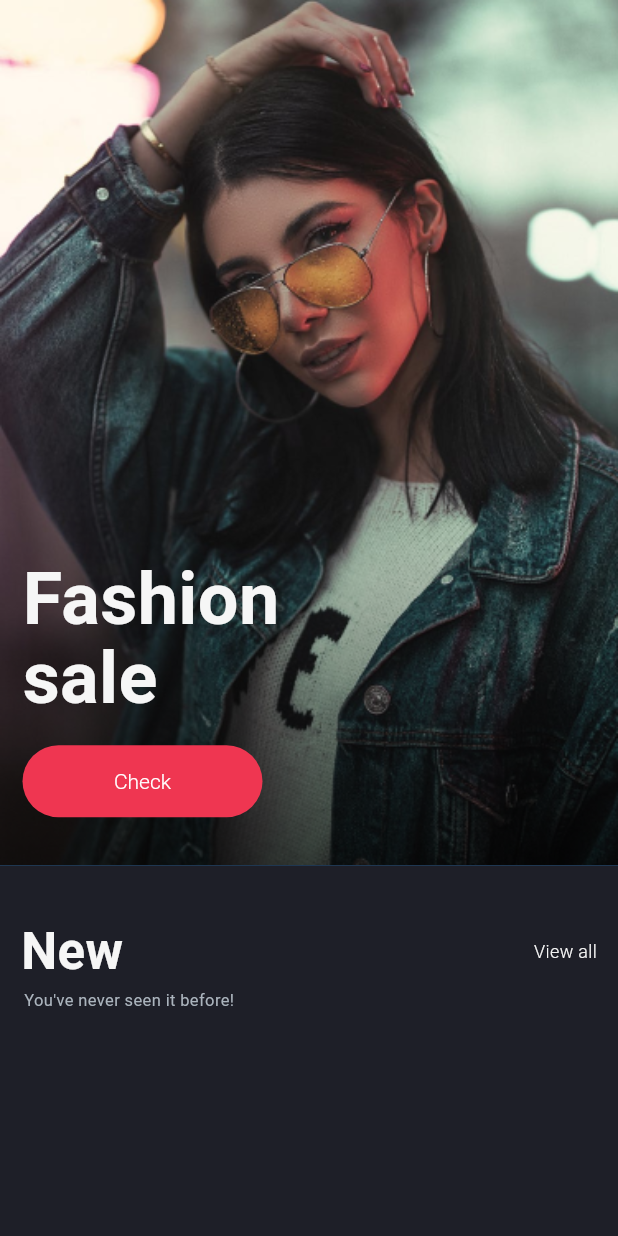
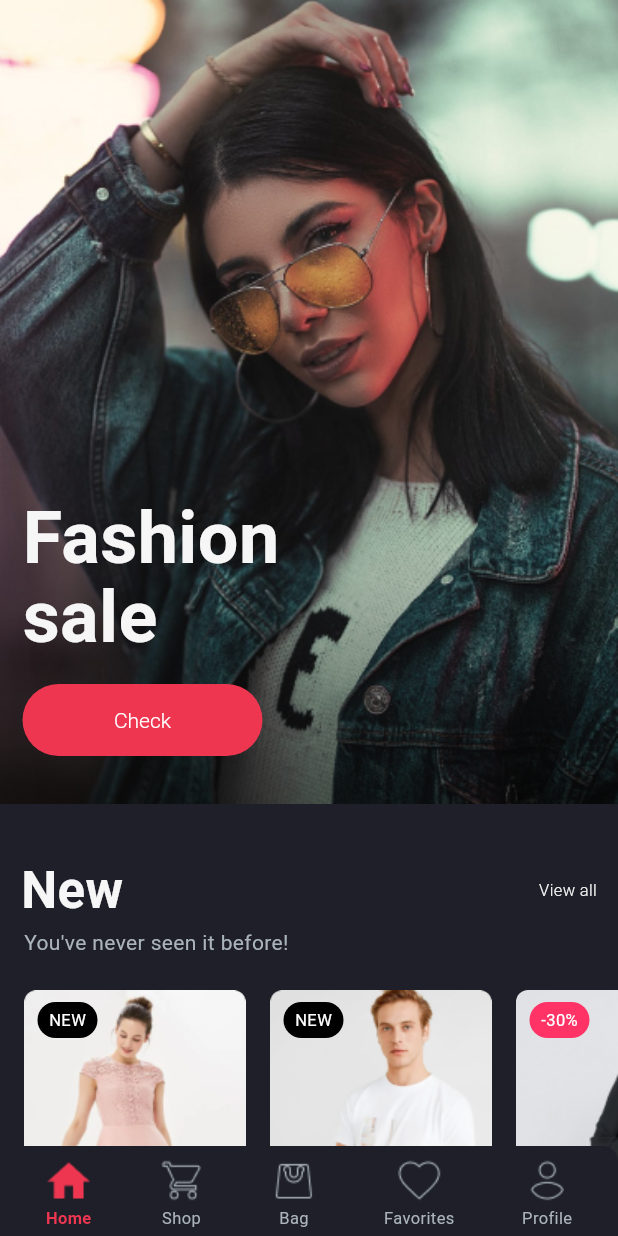
Before and after one commit to kchasiotis/portofolio_e_commerce, a Flutter app: the screen it shows after launch, after a tap on "Home", on a phone screen of 412 x 824 dp. Run offline on Flutter 3.47's test engine with Material 3 defaults, Android fonts, the phone set to English and light mode, and no system bars.

Commit message:
Implements home screen (#5)

```diff
--- /dev/null
+++ b/lib/models/Product.dart
@@ -0,0 +1,18 @@
+class Product {
+  final String label;
+  final String brandName;
+  final String description;
+  final int price;
+  final int? discountPrice;
+  final String image;
+  final int reviewsNumber;
+
+  Product(
+      {required this.label,
+      required this.brandName,
+      required this.description,
+      required this.price,
+      this.discountPrice,
+      required this.image,
+      required this.reviewsNumber});
+}
--- a/lib/pages/home_screen/home.dart
+++ b/lib/pages/home_screen/home.dart
@@ -1,9 +1,44 @@
-// create stateless widget
-import 'package:flutter/cupertino.dart';
 import 'package:flutter/material.dart';
+import 'package:portofolio_e_commerce/pages/product_card/product_card.dart';
 
+import '../../models/Product.dart';
 import '../../widgets/headers.dart';
-import '../../widgets/primary_button.dart';
+
+class MenuItem extends StatelessWidget {
+  const MenuItem(
+      {super.key, required this.icon, required this.title, this.active});
+
+  final String icon;
+  final String title;
+  final bool? active;
+
+  @override
+  Widget build(BuildContext context) {
+    String assetName = icon;
+    assetName += active == true ? '_activated' : '_inactive';
+    assetName += '.png';
+
+    Widget TextWidget;
+    if (active == true) {
+      TextWidget = Text(title,
+            style: TextStyle(
+                fontSize: 11,
+                color: const Color(0xFFEF3651),
+                fontWeight: FontWeight.w600));
+    } else {
+      TextWidget = Text(title,
+            style: TextStyle(fontSize: 11, color: const Color(0xffABB4BD)));
+    }
+
+    return Column(
+      children: [
+        Image.asset('assets/tab_bar/$assetName', width: 30, height: 30),
+        const SizedBox(height: 2),
+        TextWidget
+      ],
+    );
+  }
+}
 
 class Home extends StatelessWidget {
   const Home({super.key});
@@ -14,13 +49,14 @@ class Home extends StatelessWidget {
       /*appBar: AppBar(
         title: Text('Home'),//have a look here https://api.flutter.dev/flutter/services/SystemUiOverlayStyle-class.html
       ),*/
-      body: Column(
+      body: SingleChildScrollView(
+          child: Column(
         children: [
-          Expanded(
-              flex: 7,
+          Container(
+              height: 536, // todo: size dynamically
               child: Stack(children: [
                 Container(
-                  decoration: BoxDecoration(
+                  decoration: const BoxDecoration(
                     image: DecorationImage(
                       image: AssetImage('assets/images/big_banner.png'),
                       fit: BoxFit.cover,
@@ -32,12 +68,12 @@ class Home extends StatelessWidget {
                 Positioned(
                   bottom: 32,
                   child: Padding(
-                    padding: EdgeInsets.only(left: 15),
+                    padding: const EdgeInsets.only(left: 15),
                     child: Column(
                         crossAxisAlignment: CrossAxisAlignment.start,
                         children: [
-                          LargeHeader(title: 'Fashion\nsale'),
-                          SizedBox(height: 18),
+                          const LargeHeader(title: 'Fashion\nsale'),
+                          const SizedBox(height: 18),
                           ElevatedButton(
                             onPressed: null,
                             style: ButtonStyle(
@@ -51,19 +87,17 @@ class Home extends StatelessWidget {
                                     const TextStyle(
                                         fontSize: 14,
                                         fontWeight: FontWeight.w300))),
-                            child: Text('Check'),
+                            child: const Text('Check'),
                           )
                         ]),
                   ),
                 )
               ])),
-          const Expanded(
-            flex: 3,
-            child: Column(
+          Column(
             crossAxisAlignment: CrossAxisAlignment.start,
             children: [
-                SizedBox(height: 33),
-                Padding(
+              const SizedBox(height: 33),
+              const Padding(
                 padding: EdgeInsets.only(left: 14, right: 14),
                 child: Row(
                   mainAxisAlignment: MainAxisAlignment.spaceBetween,
@@ -72,23 +106,101 @@ class Home extends StatelessWidget {
                     Text('View all',
                         style: TextStyle(
                             color: Color(0xffF6F6F6),
-                              fontSize: 12,
+                            fontSize: 11,
                             fontWeight: FontWeight.w300))
                   ],
                 ),
               ),
-                Padding(
+              const Padding(
                 padding: EdgeInsets.only(left: 16),
                 child: Text(
                   'You\'ve never seen it before!',
-                    style: TextStyle(color: Color(0xffABB4BD), fontSize: 11),
+                  style: TextStyle(color: Color(0xffABB4BD)),
                 ),
               ),
+              Padding(
+                padding: const EdgeInsets.only(left: 16, top: 22),
+                child: SingleChildScrollView(
+                    scrollDirection: Axis.horizontal,
+                    child: Row(
+                      children: [
+                        ProductCard(
+                          labelColor: Colors.black,
+                          product: new Product(
+                              image: 'product1.png',
+                              label: 'NEW',
+                              brandName: 'Dorothy Perking',
+                              description: 'Evening Dress',
+                              price: 15,
+                              discountPrice: 12,
+                              reviewsNumber: 0),
+                        ),
+                        const SizedBox(width: 16),
+                        ProductCard(
+                          labelColor: Colors.black,
+                          product: new Product(
+                              image: 'product2.png',
+                              label: 'NEW',
+                              brandName: 'Mango Boy',
+                              description: 'T-Shirt Sailing',
+                              price: 10,
+                              reviewsNumber: 0),
+                        ),
+                        const SizedBox(width: 16),
+                        ProductCard(
+                          labelColor: const Color(0xffFF3365),
+                          product: new Product(
+                              image: 'product3.png',
+                              label: '-30%',
+                              brandName: '&Berries',
+                              description: 'T-Shirt',
+                              price: 55,
+                              discountPrice: 39,
+                              reviewsNumber: 0),
+                        ),
+                        const SizedBox(width: 16),
                       ],
+                    )),
               ),
+              const SizedBox(height: 96),
+            ],
           )
         ],
+      )),
+      bottomNavigationBar: SafeArea(
+          child: Container(
+              height: 60,
+              padding: const EdgeInsets.only(top: 8),
+              decoration: BoxDecoration(
+                  color: Color(0xff1E1F28),
+                  borderRadius: BorderRadius.only(
+                      topLeft: Radius.circular(10),
+                      topRight: Radius.circular(10))),
+              child: const Row(
+                  mainAxisAlignment: MainAxisAlignment.spaceBetween,
+                  children: [
+                    SizedBox(width: 16),
+                    // home
+                    MenuItem(
+                      icon: 'home',
+                      title: 'Home',
+                      active: true,
                     ),
+                    SizedBox(width: 16),
+                    // shop
+                    MenuItem(icon: 'shop', title: 'Shop'),
+                    SizedBox(width: 16),
+                    // bag
+                    MenuItem(icon: 'bag', title: 'Bag'),
+                    SizedBox(width: 16),
+                    // favorites
+                    MenuItem(icon: 'favorites', title: 'Favorites'),
+                    SizedBox(width: 16),
+                    // profile
+                    MenuItem(icon: 'profile', title: 'Profile'),
+                    SizedBox(width: 16),
+                  ]))),
+      extendBody: true, // very important as noted
     );
   }
 }
--- /dev/null
+++ b/lib/pages/product_card/product_card.dart
@@ -0,0 +1,121 @@
+import 'package:flutter/material.dart';
+import 'package:portofolio_e_commerce/models/Product.dart';
+
+class ProductCard extends StatelessWidget {
+  const ProductCard(
+      {super.key, required this.product, required this.labelColor});
+
+  final Product product;
+  final Color labelColor;
+
+  @override
+  Widget build(build) {
+    return Stack(children: [
+      Column(crossAxisAlignment: CrossAxisAlignment.start, children: [
+        // A stack instead of a container would be cleaner
+        Container(
+            alignment: Alignment.topLeft,
+            width: 148,
+            height: 184,
+            decoration: BoxDecoration(
+                borderRadius: BorderRadius.circular(8),
+                image: DecorationImage(
+                  image: AssetImage('assets/images/${product.image}'),
+                  fit: BoxFit.cover,
+                )),
+            child: Padding(
+                padding: const EdgeInsets.only(left: 9, top: 8),
+                child: Container(
+                  alignment: Alignment.center,
+                  decoration: BoxDecoration(
+                      color: labelColor,
+                      borderRadius: BorderRadius.circular(16)),
+                  width: 40,
+                  height: 24,
+                  child: Text(product.label,
+                      style:
+                          const TextStyle(color: Colors.white, fontSize: 11)),
+                ))),
+
+        const SizedBox(height: 7),
+        Row(children: [
+          const Icon(Icons.star, color: Colors.yellow, size: 16),
+          const Icon(Icons.star, color: Colors.yellow, size: 16),
+          const Icon(Icons.star, color: Colors.yellow, size: 16),
+          const Icon(Icons.star, color: Colors.yellow, size: 16),
+          const Icon(Icons.star, color: Colors.yellow, size: 16),
+          const SizedBox(width: 4),
+          Text('(${product.reviewsNumber})',
+              style: const TextStyle(
+                  fontSize: 10,
+                  fontWeight: FontWeight.w300,
+                  color: Color(0xffABB4BD)))
+        ]),
+        const SizedBox(height: 6),
+        Text(product.brandName,
+            style: const TextStyle(
+                fontSize: 11,
+                fontWeight: FontWeight.w300,
+                color: Color(0xffABB4BD))),
+        const SizedBox(height: 5),
+        Text(product.description,
+            style: const TextStyle(
+                fontSize: 16,
+                fontWeight: FontWeight.w500,
+                color: Color(0xffF6F6F6))),
+        const SizedBox(height: 5),
+        ProductPrice(price: product.price, discountPrice: product.discountPrice)
+      ]),
+      Positioned(
+          right: 0,
+          top: 164,
+          child: Material(
+              color: Colors.transparent,
+              child: Ink(
+                decoration: const ShapeDecoration(
+                    color: Color(0xff2A2C36), shape: CircleBorder()),
+                child: IconButton(
+                  onPressed: () {},
+                  icon: const Icon(Icons.favorite_border,
+                      color: Color(0xffABB4BD)),
+                  iconSize: 18,
+                ),
+              ))),
+    ]);
+  }
+}
+
+class ProductPrice extends StatelessWidget {
+  const ProductPrice(
+      {super.key, required this.price, required this.discountPrice});
+
+  final int price;
+  final int? discountPrice;
+
+  @override
+  Widget build(BuildContext context) {
+    if (discountPrice == null) {
+      return Text('${price}\$',
+          style: const TextStyle(
+              fontSize: 16,
+              fontWeight: FontWeight.w500,
+              color: Color(0xffABB4BD)));
+    } else {
+      return Row(children: [
+        Text('${discountPrice}\$',
+            style: const TextStyle(
+                fontSize: 16,
+                fontWeight: FontWeight.w500,
+                decoration: TextDecoration.lineThrough,
+                decorationColor: Color(0xffABB4BD),
+                color: Color(0xffABB4BD))),
+        const SizedBox(width: 4),
+        Text('${price}\$',
+            style: const TextStyle(
+                fontSize: 16,
+                fontWeight: FontWeight.w500,
+                color: Color(0xffFF3E3E)))
+      ]);
+    }
+  }
+}
--- a/pubspec.yaml
+++ b/pubspec.yaml
@@ -62,6 +62,7 @@ flutter:
   assets:
     - assets/icons/
     - assets/images/
+    - assets/tab_bar/
 
     # An image asset can refer to one or more resolution-specific "variants", see
     # https://flutter.dev/assets-and-images/#resolution-aware
```
Also changed, not shown: assets/images/product1.png (added), assets/images/product2.png (added), assets/images/product3.png (added), assets/tab_bar/bag_activated.png (added), assets/tab_bar/bag_inactive.png (added), assets/tab_bar/bag_something_in_inactive.png (added), assets/tab_bar/favorites_activated.png (added), assets/tab_bar/favorites_inactive.png (added), assets/tab_bar/home_activated.png (added), assets/tab_bar/home_inactive.png (added), assets/tab_bar/profile_activated.png (added), assets/tab_bar/profile_inactive.png (added), assets/tab_bar/shop_activated.png (added), assets/tab_bar/shop_inactive.png (added). Lines whose indentation alone changed are shown as unchanged.
